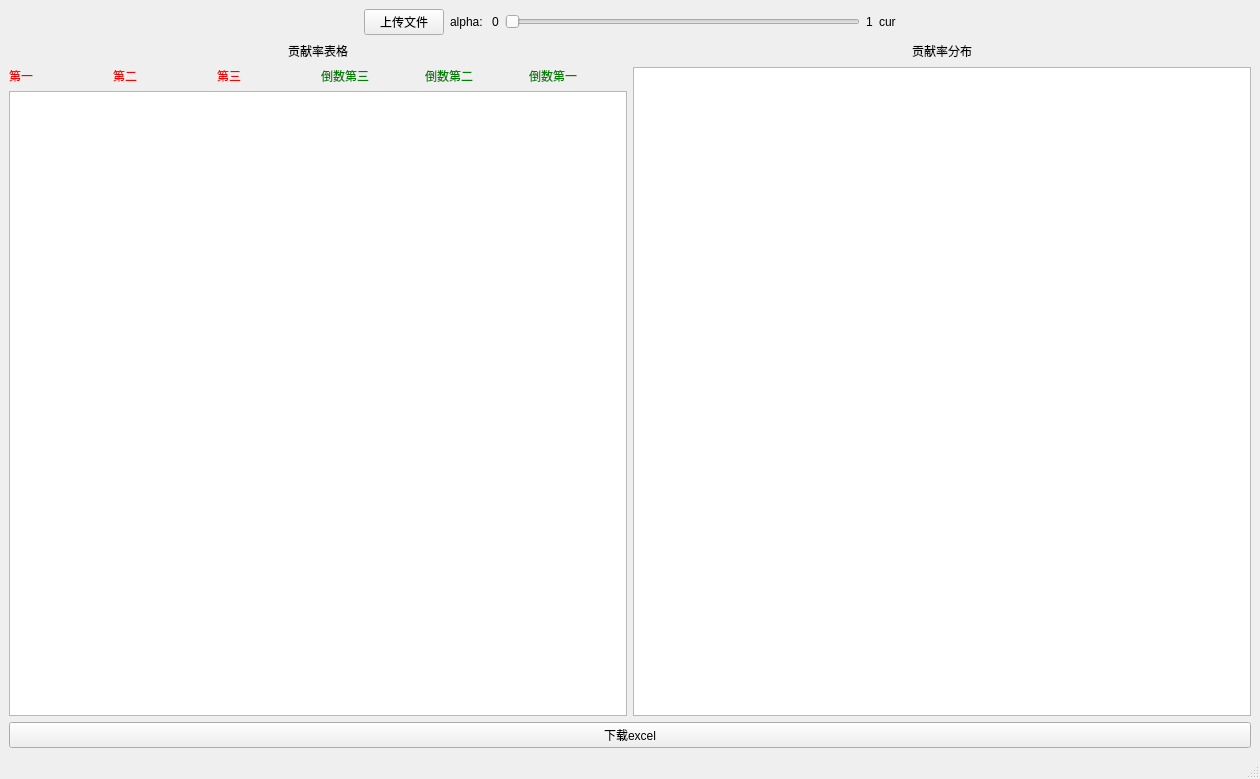
Qt form lwx_project/client/ui/contribution.ui (Cookie-HOO/lwx_project) before a commit.
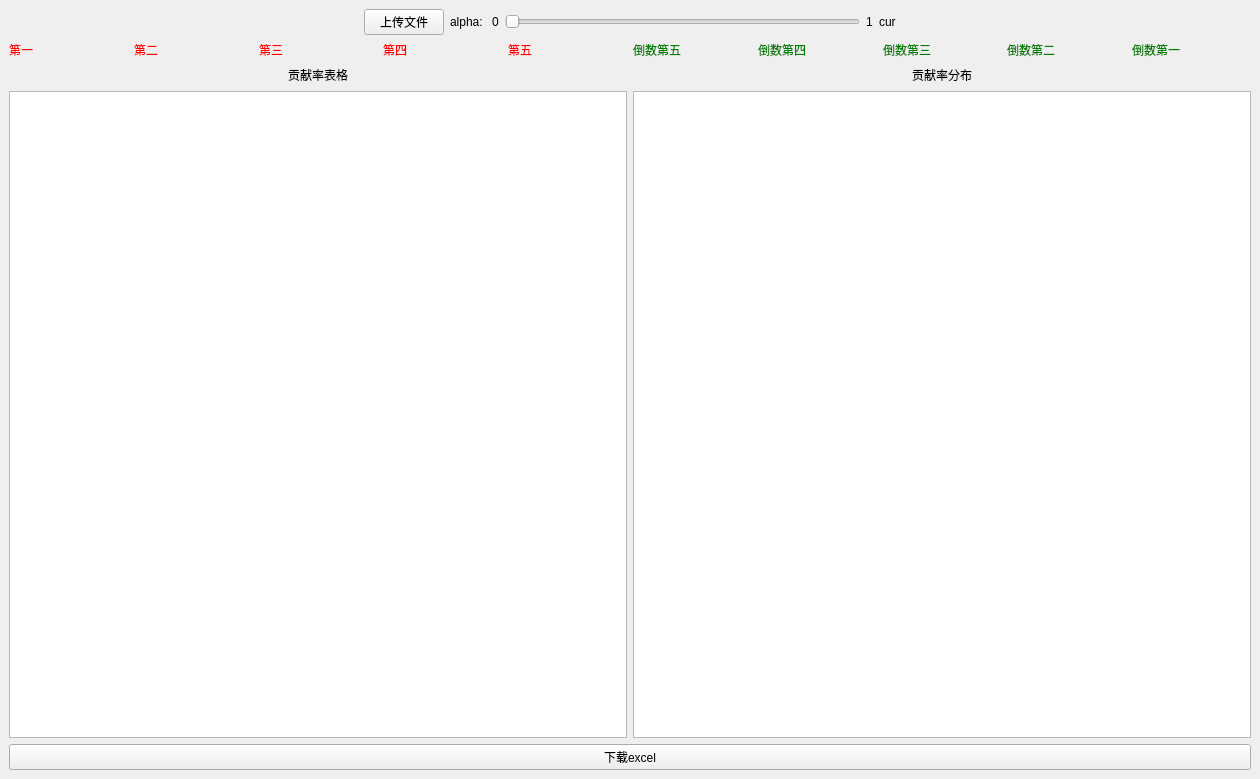
The same form after that commit.

Diff of the .ui file:
```diff
--- a/lwx_project/client/ui/contribution.ui
+++ b/lwx_project/client/ui/contribution.ui
@@ -97,48 +97,7 @@
      </layout>
     </item>
     <item>
-     <layout class="QHBoxLayout" name="horizontalLayout_15">
-      <item>
-       <layout class="QVBoxLayout" name="verticalLayout">
-        <item>
-         <layout class="QHBoxLayout" name="horizontalLayout_3">
-          <item>
-           <spacer name="horizontalSpacer">
-            <property name="orientation">
-             <enum>Qt::Horizontal</enum>
-            </property>
-            <property name="sizeHint" stdset="0">
-             <size>
-              <width>40</width>
-              <height>20</height>
-             </size>
-            </property>
-           </spacer>
-          </item>
-          <item>
-           <widget class="QLabel" name="label_4">
-            <property name="text">
-             <string>贡献率表格</string>
-            </property>
-           </widget>
-          </item>
-          <item>
-           <spacer name="horizontalSpacer_2">
-            <property name="orientation">
-             <enum>Qt::Horizontal</enum>
-            </property>
-            <property name="sizeHint" stdset="0">
-             <size>
-              <width>40</width>
-              <height>20</height>
-             </size>
-            </property>
-           </spacer>
-          </item>
-         </layout>
-        </item>
-        <item>
-         <layout class="QHBoxLayout" name="horizontalLayout_13">
+     <layout class="QHBoxLayout" name="horizontalLayout_2">
           <item>
            <widget class="QLabel" name="rank_1">
             <property name="styleSheet">
@@ -169,6 +128,46 @@
             </property>
            </widget>
           </item>
+      <item>
+       <widget class="QLabel" name="rank_4">
+        <property name="styleSheet">
+         <string notr="true">color: red</string>
+        </property>
+        <property name="text">
+         <string>第四</string>
+        </property>
+       </widget>
+      </item>
+      <item>
+       <widget class="QLabel" name="rank_5">
+        <property name="styleSheet">
+         <string notr="true">color: red</string>
+        </property>
+        <property name="text">
+         <string>第五</string>
+        </property>
+       </widget>
+      </item>
+      <item>
+       <widget class="QLabel" name="rank_neg_5">
+        <property name="styleSheet">
+         <string notr="true">color: green</string>
+        </property>
+        <property name="text">
+         <string>倒数第五</string>
+        </property>
+       </widget>
+      </item>
+      <item>
+       <widget class="QLabel" name="rank_neg_4">
+        <property name="styleSheet">
+         <string notr="true">color: green</string>
+        </property>
+        <property name="text">
+         <string>倒数第四</string>
+        </property>
+       </widget>
+      </item>
           <item>
            <widget class="QLabel" name="rank_neg_3">
             <property name="styleSheet">
@@ -202,7 +201,45 @@
          </layout>
         </item>
         <item>
-         <layout class="QHBoxLayout" name="horizontalLayout_14"/>
+     <layout class="QHBoxLayout" name="horizontalLayout_15">
+      <item>
+       <layout class="QVBoxLayout" name="verticalLayout">
+        <item>
+         <layout class="QHBoxLayout" name="horizontalLayout_3">
+          <item>
+           <spacer name="horizontalSpacer">
+            <property name="orientation">
+             <enum>Qt::Horizontal</enum>
+            </property>
+            <property name="sizeHint" stdset="0">
+             <size>
+              <width>40</width>
+              <height>20</height>
+             </size>
+            </property>
+           </spacer>
+          </item>
+          <item>
+           <widget class="QLabel" name="label_4">
+            <property name="text">
+             <string>贡献率表格</string>
+            </property>
+           </widget>
+          </item>
+          <item>
+           <spacer name="horizontalSpacer_2">
+            <property name="orientation">
+             <enum>Qt::Horizontal</enum>
+            </property>
+            <property name="sizeHint" stdset="0">
+             <size>
+              <width>40</width>
+              <height>20</height>
+             </size>
+            </property>
+           </spacer>
+          </item>
+         </layout>
         </item>
         <item>
          <widget class="QTableWidget" name="table_value"/>
@@ -268,7 +305,6 @@
     </item>
    </layout>
   </widget>
-  <widget class="QStatusBar" name="statusbar"/>
  </widget>
  <tabstops>
   <tabstop>alpha_slider</tabstop>
```
Lines whose indentation alone changed are shown as unchanged.
